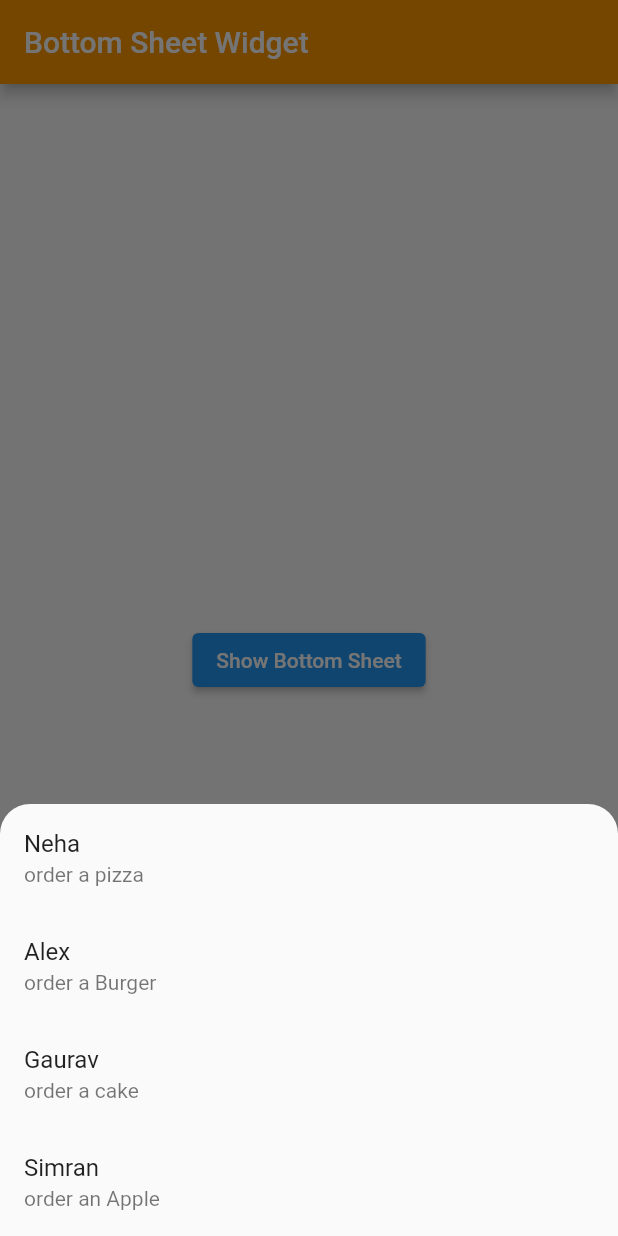
After one commit to itsnehabhagat05/LearningFlutterTopics, a Flutter app: the BottomSheetWidget screen opened directly, after a tap on "Show Bottom Sheet", on a phone screen of 412 x 824 dp. The commit adds this screen. Run offline on Flutter 3.47's test engine with Material 2 defaults, Android fonts, the light colour scheme and no system bars.

Commit message:
Bottom Sheet Widget

```diff
--- a/lib/main.dart
+++ b/lib/main.dart
@@ -5,8 +5,7 @@
 // import 'package:learn_flutter/widgets/snackbar.dart';
 import 'package:flutter/material.dart';
 //import 'package:learn_flutter/drawers.dart';
-import 'package:learn_flutter/widgets/Images.dart';
-import 'package:learn_flutter/widgets/alertdialog.dart';
+import 'package:learn_flutter/widgets/bottom_sheet.dart';
 //import 'package:learn_flutter/widgets/dismissiable.dart';
 
 void main(){
@@ -22,10 +21,10 @@ class LearnApp extends StatelessWidget {
       debugShowCheckedModeBanner: false,
 
       theme: ThemeData(
-        brightness: Brightness.dark,
+        brightness: Brightness.light,
 
         primaryColor: Color.fromARGB(255, 55, 133, 196),),
-      home:AlertWidget() ,
+      home:BottomSheetWidget() ,
 
     );
   }
--- /dev/null
+++ b/lib/widgets/bottom_sheet.dart
@@ -0,0 +1,53 @@
+import 'package:flutter/material.dart';
+
+class BottomSheetWidget extends StatelessWidget {
+  const BottomSheetWidget({super.key});
+
+  @override
+  Widget build(BuildContext context) {
+    return Scaffold(
+      appBar: AppBar(
+        backgroundColor: Colors.orange,
+        title: Text('Bottom Sheet Widget'),
+      ),
+      body: Center(
+        child: ElevatedButton(child: Text('Show Bottom Sheet') ,
+        onPressed: () {
+          showModalBottomSheet(
+            //isDismissible: false,
+            enableDrag: true,
+            elevation: 0,
+            //backgroundColor: Theme.of(context).primaryColor,
+            shape: RoundedRectangleBorder(
+              borderRadius: BorderRadius.only(
+                topLeft: Radius.circular(20),
+                topRight: Radius.circular(20))
+            ),
+            context: context,
+            builder: (context){
+              return Column(
+                mainAxisSize: MainAxisSize.min,
+                children: [
+                ListTile(
+                  title: Text('Neha'),
+                  subtitle: Text('order a pizza'),
+                ),
+                ListTile(
+                  title: Text('Alex'),
+                  subtitle: Text('order a Burger'),
+                ),
+                ListTile(
+                  title: Text('Gaurav'),
+                  subtitle: Text('order a cake'),
+                ),
+                ListTile(
+                  title: Text('Simran'),
+                  subtitle: Text('order an Apple'),
+                ),
+              ],);
+            });
+        },)),
+
+    );
+  }
+}
```
Also changed, not shown: lib/widgets/drawers.dart (renamed from lib/drawers.dart), 1 other file.
